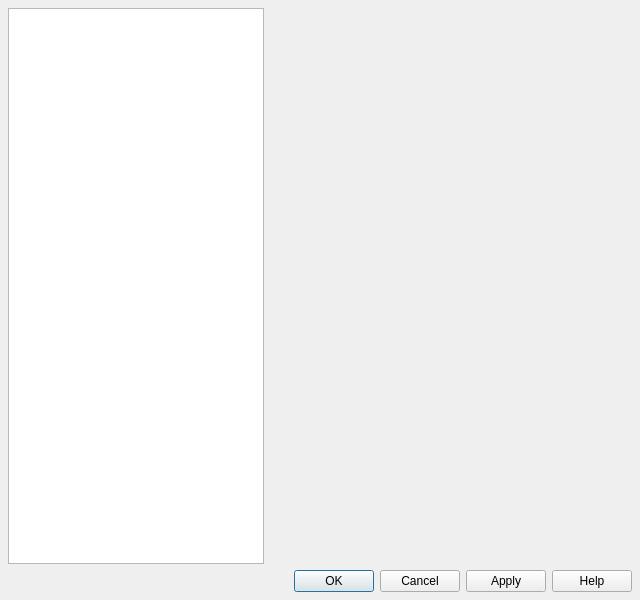
wilbert2000/wzplayer, file src/gui/pref/dialog.ui: the form before one commit.
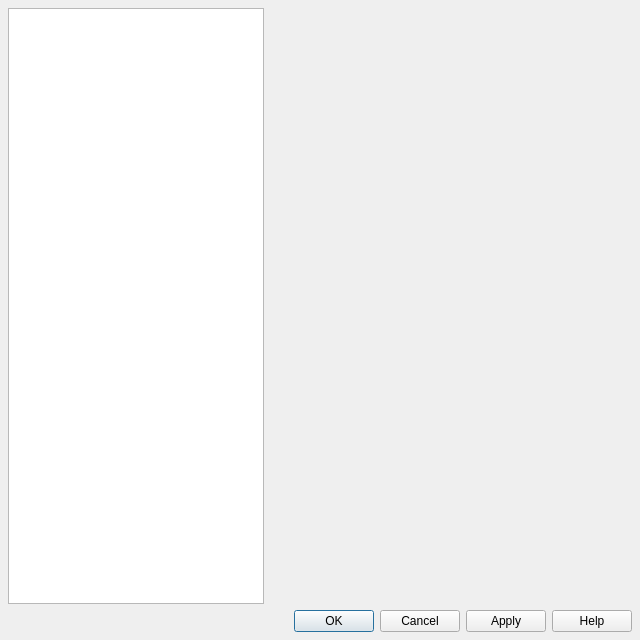
The form after the commit.

Commit message: Tune subtitle lib tab

```diff
--- a/src/gui/pref/dialog.ui
+++ b/src/gui/pref/dialog.ui
@@ -7,7 +7,7 @@
     <x>0</x>
     <y>0</y>
     <width>640</width>
-    <height>600</height>
+    <height>640</height>
    </rect>
   </property>
   <property name="windowTitle">
```
The commit also changes 5 other files.
